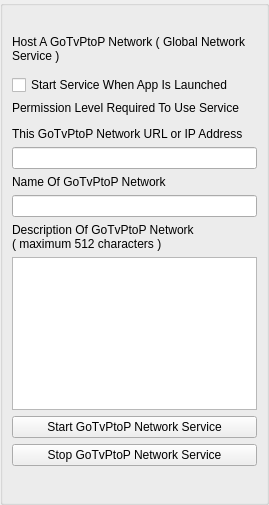
This is GoTvApps/GoTvCommon/Forms/AppletServiceConnectionTest.ui in brettrjones/gotvptop as Qt 5 draws it before an edit. The edited form follows.
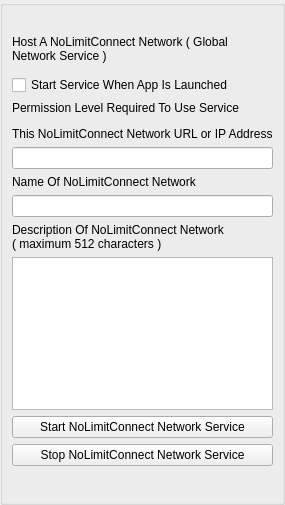
This is the edited form. Custom widgets are drawn as their Qt base class.

The edit to the form file:
```diff
--- a/GoTvApps/GoTvCommon/Forms/AppletServiceConnectionTest.ui
+++ b/GoTvApps/GoTvCommon/Forms/AppletServiceConnectionTest.ui
@@ -54,7 +54,7 @@
       <item>
        <widget class="QLabel" name="SearchLabel">
         <property name="text">
-         <string>Host A GoTvPtoP Network ( Global Network Service )</string>
+         <string>Host A NoLimitConnect Network ( Global Network Service )</string>
         </property>
         <property name="wordWrap">
          <bool>true</bool>
@@ -84,7 +84,7 @@
       <item>
        <widget class="QLabel" name="m_GroupHostLabel">
         <property name="text">
-         <string>This GoTvPtoP Network URL or IP Address</string>
+         <string>This NoLimitConnect Network URL or IP Address</string>
         </property>
        </widget>
       </item>
@@ -94,7 +94,7 @@
       <item>
        <widget class="QLabel" name="label">
         <property name="text">
-         <string>Name Of GoTvPtoP Network</string>
+         <string>Name Of NoLimitConnect Network</string>
         </property>
        </widget>
       </item>
@@ -104,7 +104,7 @@
       <item>
        <widget class="QLabel" name="label_2">
         <property name="text">
-         <string>Description Of GoTvPtoP Network 
+         <string>Description Of NoLimitConnect Network 
 ( maximum 512 characters )</string>
         </property>
        </widget>
@@ -122,7 +122,7 @@
       <item>
        <widget class="QPushButton" name="m_StartButton">
         <property name="text">
-         <string>Start GoTvPtoP Network Service</string>
+         <string>Start NoLimitConnect Network Service</string>
         </property>
        </widget>
       </item>
@@ -141,7 +141,7 @@
          </size>
         </property>
         <property name="text">
-         <string>Stop GoTvPtoP Network Service</string>
+         <string>Stop NoLimitConnect Network Service</string>
         </property>
        </widget>
       </item>
```
Left out of the diff: 6 changed lines with no effect on the pictures.
